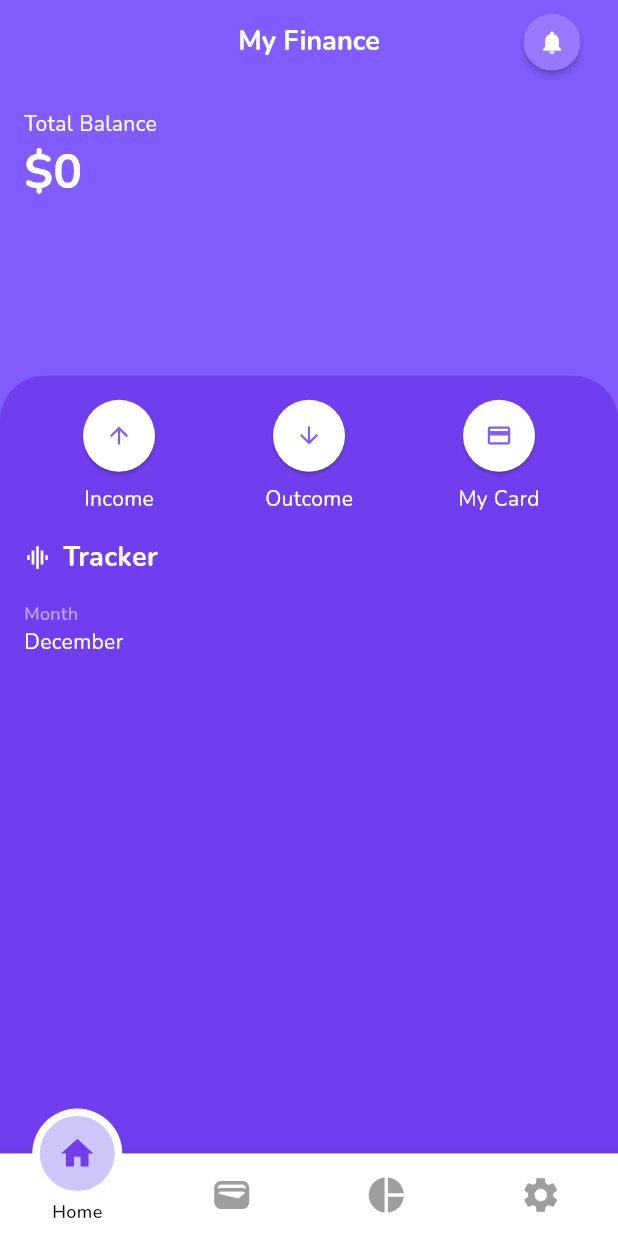
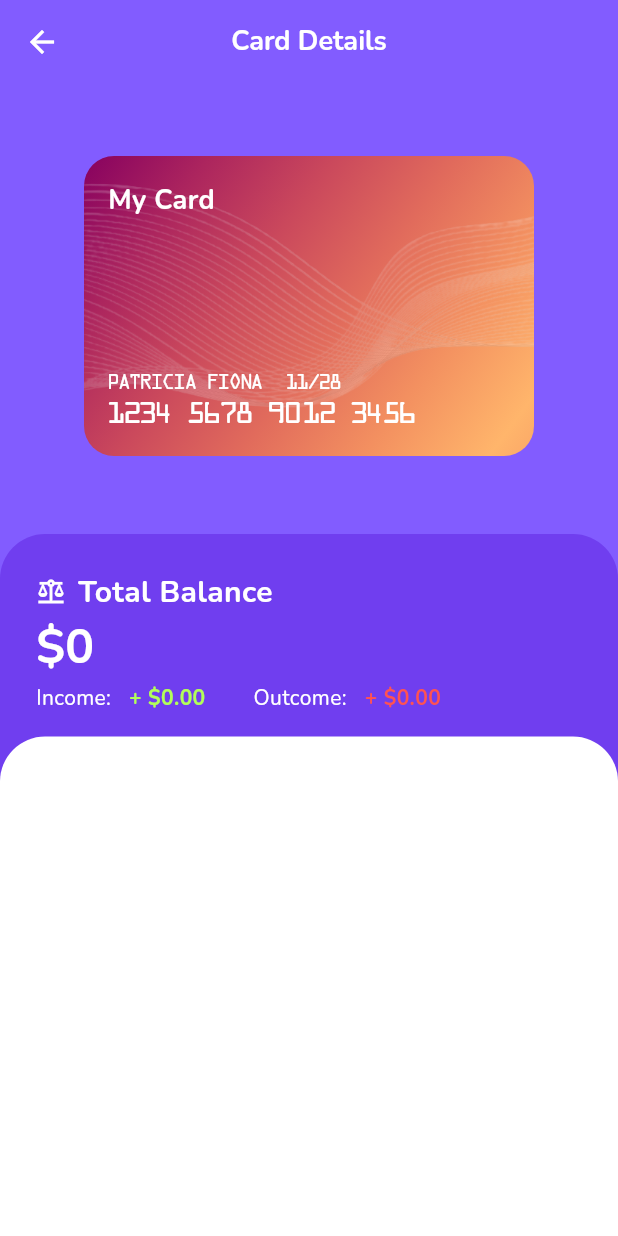
Before and after one commit to patriciafiona/Dicoding---Belajar-Membuat-Aplikasi-Flutter-untuk-Pemula, a Flutter app: the screen it shows after launch, after a tap on the "credit card" icon, on a phone screen of 412 x 824 dp. Run offline on Flutter 3.47's test engine with Material 3 defaults, Android fonts, the phone set to English and light mode, and no system bars; drawn by our look-alikes of motion_tab_bar_v2; our stand-ins replace lottie, page_transition, sqflite, syncfusion_flutter_datepicker; missing offline and left inert: dart:ffi; accounts and stored records are empty.

Commit message:
[Submission] Fixed add data success navigation, add page transition animation, add card detail UI (not finished yet)

```diff
--- /dev/null
+++ b/submission/assets/fonts/ocr-a/sharefonts.net.txt
@@ -0,0 +1 @@
+Free download fonts at http://sharefonts.net
--- a/submission/financial_app/lib/main.dart
+++ b/submission/financial_app/lib/main.dart
@@ -1,6 +1,7 @@
 import 'package:financial_app/ui/screen/main/MainScreen.dart';
 import 'package:financial_app/ui/screen/splash/SplashScreen.dart';
 import 'package:flutter/material.dart';
+import 'package:page_transition/page_transition.dart';
 
 void main() {
   runApp(const MyApp());
@@ -20,9 +21,6 @@ class MyApp extends StatelessWidget {
         fontFamily: 'Nunito',
       ),
       home: const SplashScreen(),
-      routes: {
-        "/main": (_) => const MainScreen(),
-      },
     );
   }
 }
--- a/submission/financial_app/lib/ui/screen/AddDataScreen/AddDataScreen.dart
+++ b/submission/financial_app/lib/ui/screen/addDataScreen/AddDataScreen.dart
@@ -1,11 +1,13 @@
 import 'dart:ffi';
 
 import 'package:financial_app/data/local/model/Finance.dart';
+import 'package:financial_app/ui/screen/main/MainScreen.dart';
 import 'package:financial_app/ui/widget/LottieAnimation.dart';
 import 'package:financial_app/ui/widget/TextWithIcon.dart';
 import 'package:flutter/foundation.dart';
 import 'package:flutter/material.dart';
 import 'package:intl/intl.dart';
+import 'package:page_transition/page_transition.dart';
 import 'package:syncfusion_flutter_datepicker/datepicker.dart';
 import '../../../data/local/sqlite_service.dart';
 import '../../../utils/CurrencyInputFormatter.dart';
@@ -29,7 +31,7 @@ class _AddDataScreenState extends State<AddDataScreen> {
   Widget build(BuildContext context) {
     return Scaffold(
       appBar: AppBar(
-        backgroundColor: purpleHoneycreeper,
+        backgroundColor: purplishBlue,
         centerTitle: true,
         iconTheme: const IconThemeData(
           color: Colors.white, //change your color here
@@ -38,12 +40,12 @@ class _AddDataScreenState extends State<AddDataScreen> {
           'Add Data',
           style: TextStyle(
               color: Colors.white,
-              fontSize: 24.0,
+              fontSize: 18.0,
               fontWeight: FontWeight.bold
           ),
         ),
       ),
-      body: isLoading ? LoadingContainer() : MainContent(type: widget.type, callback: (val) => setState(() => isLoading = val))
+      body: isLoading ? LoadingContainer() : MainContent(context: context, type: widget.type, callback: (val) => setState(() => isLoading = val))
     );
   }
 }
@@ -69,10 +71,11 @@ class LoadingContainer extends StatelessWidget {
 typedef void BoolCallback(bool val);
 
 class MainContent extends StatefulWidget {
+  final BuildContext context;
   final String type;
   final BoolCallback callback;
 
-  const MainContent({super.key, required this.type, required this.callback});
+  const MainContent({super.key, required this.type, required this.callback, required this.context});
 
   @override
   State<MainContent> createState() => _MainContentState();
@@ -131,7 +134,7 @@ class _MainContentState extends State<MainContent> {
           child: Image.asset(
             "assets/image/pattern_01.png",
             width: double.infinity,
-            height: 300,
+            height: 250,
             repeat: ImageRepeat.repeat,
             opacity: const AlwaysStoppedAnimation(.2),
           ),
@@ -143,7 +146,7 @@ class _MainContentState extends State<MainContent> {
             crossAxisAlignment: CrossAxisAlignment.start,
             children: [
               Expanded(
-                  flex: 2,
+                  flex: 3,
                   child: Container(
                     padding: const EdgeInsets.all(16.0),
                     child: Column(
@@ -169,7 +172,7 @@ class _MainContentState extends State<MainContent> {
                   )
               ),
               Expanded(
-                flex: 8,
+                flex: 7,
                 child: Container(
                   padding: const EdgeInsets.all(16.0),
                   width: double.infinity,
@@ -306,10 +309,12 @@ class _MainContentState extends State<MainContent> {
                                 await SqliteService.insertToDatabase(data);
 
                                 //Go to Home screen
-                                Future.delayed(const Duration(seconds: 2), () {
-                                  widget.callback(false);
-                                  Navigator.pop(context);
-                                });
+                                await Future.delayed(const Duration(milliseconds: 1500));
+                                widget.callback(false);
+                                await Navigator.push(
+                                    widget.context,
+                                    PageTransition(type: PageTransitionType.fade, child: MainScreen())
+                                );
                               },
                               child: const Text('Submit'),
                             ),
--- /dev/null
+++ b/submission/financial_app/lib/ui/screen/cardDetail/CardDetailScreen.dart
@@ -0,0 +1,223 @@
+import 'package:flutter/material.dart';
+
+import '../../../utils/CustomColors.dart';
+import '../../widget/TextWithIcon.dart';
+
+class CardDetailScreen extends StatelessWidget {
+  const CardDetailScreen({super.key});
+
+  @override
+  Widget build(BuildContext context) {
+    return Scaffold(
+      appBar: AppBar(
+        backgroundColor: purpleHoneycreeper,
+        centerTitle: true,
+        iconTheme: const IconThemeData(
+          color: Colors.white, //change your color here
+        ),
+        title: const Text(
+          'Card Details',
+          style: TextStyle(
+              color: Colors.white,
+              fontSize: 18.0,
+              fontWeight: FontWeight.bold
+          ),
+        ),
+      ),
+      backgroundColor: purpleHoneycreeper,
+      body: SizedBox(
+        width: double.infinity,
+        height: double.infinity,
+        child: Column(
+          mainAxisAlignment: MainAxisAlignment.start,
+          crossAxisAlignment: CrossAxisAlignment.center,
+          children: [
+            Padding(
+              padding: const EdgeInsets.only(top: 48),
+              child: Container(
+                decoration: const BoxDecoration(
+                  borderRadius: BorderRadius.all(
+                      Radius.circular(20)
+                  ),
+                  gradient: LinearGradient(
+                    begin: Alignment.topLeft,
+                    end: Alignment(0.8, 1),
+                    colors: <Color>[
+                      Color(0xff870160),
+                      Color(0xffac255e),
+                      Color(0xffca485c),
+                      Color(0xffe16b5c),
+                      Color(0xfff39060),
+                      Color(0xffffb56b),
+                    ], // Gradient from https://learnui.design/tools/gradient-generator.html
+                    tileMode: TileMode.mirror,
+                  ),
+                ),
+                child: Stack(
+                  children: [
+                    Image.asset(
+                      "assets/image/abstract_line.png",
+                      width: 300,
+                      height: 200,
+                      opacity: const AlwaysStoppedAnimation(.2),
+                    ),
+                    Container(
+                      width: 300,
+                      height: 200,
+                      padding: const EdgeInsets.all(16.0),
+                      child: Column(
+                        mainAxisAlignment: MainAxisAlignment.start,
+                        crossAxisAlignment: CrossAxisAlignment.start,
+                        children: [
+                          const Text(
+                            "My Card",
+                            style: TextStyle(
+                                color: Colors.white,
+                                fontSize: 18,
+                                fontWeight: FontWeight.bold
+                            ),
+                          ),
+                          const Spacer(),
+                          Row(
+                            children: [
+                              Text(
+                                "PATRICIA FIONA",
+                                style: TextStyle(
+                                    color: Colors.white,
+                                    fontSize: 12,
+                                    fontFamily: "OCR-A"
+                                ),
+                              ),
+                              Padding(
+                                padding: EdgeInsets.only(left: 16),
+                                child: Text(
+                                  "11/28",
+                                  style: TextStyle(
+                                      color: Colors.white,
+                                      fontSize: 12,
+                                      fontFamily: "OCR-A"
+                                  ),
+                                ),
+                              ),
+                            ],
+                          ),
+                          Text(
+                            "1234 5678 9012 3456",
+                            style: TextStyle(
+                                color: Colors.white,
+                                fontSize: 18,
+                                fontFamily: "OCR-A"
+                            ),
+                          ),
+                        ],
+                      ),
+                    )
+                  ],
+                ),
+              ),
+            ),
+            Spacer(),
+            Expanded(
+            flex: 9,
+            child: Container(
+              width: double.infinity,
+              decoration: BoxDecoration(
+                color: purplishBlue,
+                borderRadius: const BorderRadius.only(
+                  topLeft: Radius.circular(30),
+                  topRight: Radius.circular(30)
+                )
+              ),
+              child: Column(
+                crossAxisAlignment: CrossAxisAlignment.start,
+                children: [
+                  Container(
+                    padding: const EdgeInsets.only(top: 24, left: 24, right: 24, bottom: 16),
+                    child: Column(
+                      crossAxisAlignment: CrossAxisAlignment.start,
+                      children: [
+                        TextWithIcon(
+                            icon: Icons.balance,
+                            iconColor: Colors.white,
+                            text: "Total Balance",
+                            textSize: 20,
+                            textColor: Colors.white
+                        ),
+                        Text(
+                          "\$0",
+                          style: TextStyle(
+                              color: Colors.white,
+                              fontSize: 32,
+                              fontWeight: FontWeight.bold
+                          ),
+                        ),
+                        Row(
+                          children: [
+                            Text(
+                              "Income: ",
+                              style: TextStyle(
+                                color: Colors.white,
+                                fontSize: 14,
+                              ),
+                            ),
+                            const SizedBox(width: 8),
+                            Text(
+                              "+ \$0.00",
+                              style: TextStyle(
+                                  color: Colors.lightGreenAccent,
+                                  fontSize: 14,
+                                  fontWeight: FontWeight.bold
+                              ),
+                            ),
+                            const SizedBox(width: 32),
+                            Text(
+                              "Outcome: ",
+                              style: TextStyle(
+                                color: Colors.white,
+                                fontSize: 14,
+                              ),
+                            ),
+                            const SizedBox(width: 8),
+                            Text(
+                              "+ \$0.00",
+                              style: TextStyle(
+                                  color: Colors.redAccent,
+                                  fontSize: 14,
+                                  fontWeight: FontWeight.bold
+                              ),
+                            ),
+                          ],
+                        ),
+                      ],
+                    ),
+                  ),
+                  Expanded(
+                    child: Container(
+                      width: double.infinity,
+                      decoration: BoxDecoration(
+                          color: Colors.white,
+                          borderRadius: const BorderRadius.only(
+                              topLeft: Radius.circular(30),
+                              topRight: Radius.circular(30)
+                          )
+                      ),
+                      child: Padding(
+                        padding: const EdgeInsets.all(16.0),
+                        child: Column(
+                          children: [
+
+                          ],
+                        ),
+                      ),
+                    ),
+                  ),
+                ],
+              ),
+              ),
+            ),
+          ],
+        ),
+      ),
+    );
+  }
+}
--- a/submission/financial_app/lib/ui/screen/main/HomeTabScreen/HomeTabScreen.dart
+++ b/submission/financial_app/lib/ui/screen/main/HomeTabScreen/HomeTabScreen.dart
@@ -1,7 +1,9 @@
 import 'package:financial_app/ui/screen/AddDataScreen/AddDataScreen.dart';
+import 'package:financial_app/ui/screen/cardDetail/CardDetailScreen.dart';
 import 'package:financial_app/ui/widget/RoundedButtonWithText.dart';
 import 'package:financial_app/utils/Utils.dart';
 import 'package:flutter/material.dart';
+import 'package:page_transition/page_transition.dart';
 import '../../../../utils/CustomColors.dart';
 import '../../../widget/TextWithIcon.dart';
 
@@ -71,9 +73,14 @@ class _HomeTabScreenState extends State<HomeTabScreen> {
                           buttonColor: Colors.white,
                           iconColor: purpleHoneycreeper,
                           onPressAction: () {
-                            Navigator.push(context, MaterialPageRoute(builder: (context) {
-                              return const AddDataScreen(type: "income");
-                            }));
+                            Navigator.push(
+                                context,
+                                PageTransition(
+                                    type: PageTransitionType.scale,
+                                    alignment: Alignment.bottomCenter,
+                                    child: const AddDataScreen(type: "income")
+                                )
+                            );
                           }
                       ),
                       RoundedButtonWithText(
@@ -83,9 +90,14 @@ class _HomeTabScreenState extends State<HomeTabScreen> {
                           buttonColor: Colors.white,
                           iconColor: purpleHoneycreeper,
                           onPressAction: () {
-                            Navigator.push(context, MaterialPageRoute(builder: (context) {
-                              return const AddDataScreen(type: "outcome");
-                            }));
+                            Navigator.push(
+                              context,
+                                PageTransition(
+                                    type: PageTransitionType.scale,
+                                    alignment: Alignment.bottomCenter,
+                                    child: const AddDataScreen(type: "outcome")
+                                )
+                            );
                           }
                       ),
                       RoundedButtonWithText(
@@ -94,7 +106,16 @@ class _HomeTabScreenState extends State<HomeTabScreen> {
                           textColor: Colors.white,
                           buttonColor: Colors.white,
                           iconColor: purpleHoneycreeper,
-                          onPressAction: () {}
+                          onPressAction: () {
+                            Navigator.push(
+                                context,
+                                PageTransition(
+                                    type: PageTransitionType.scale,
+                                    alignment: Alignment.bottomCenter,
+                                    child: const CardDetailScreen()
+                                )
+                            );
+                          }
                       ),
                     ],
                   ),
--- a/submission/financial_app/lib/ui/screen/splash/SplashScreen.dart
+++ b/submission/financial_app/lib/ui/screen/splash/SplashScreen.dart
@@ -1,6 +1,8 @@
+import 'package:financial_app/ui/screen/main/MainScreen.dart';
 import 'package:flutter/material.dart';
-import '../../../utils/CustomColors.dart';
 import 'dart:async';
+
+import 'package:page_transition/page_transition.dart';
 
 class SplashScreen extends StatelessWidget {
   const SplashScreen({super.key});
@@ -9,7 +11,7 @@ class SplashScreen extends StatelessWidget {
   Widget build(BuildContext context) {
 
     Future.delayed(const Duration(seconds: 3), () {
-      Navigator.pushReplacementNamed(context, "/main");
+      Navigator.pushReplacement(context, PageTransition(type: PageTransitionType.fade, child: const MainScreen()));
     });
 
     return const Scaffold(
--- a/submission/financial_app/pubspec.yaml
+++ b/submission/financial_app/pubspec.yaml
@@ -16,6 +16,7 @@ dependencies:
   intl: ^0.18.0
   sqflite: ^2.3.0
   syncfusion_flutter_datepicker: ^23.2.7
+  page_transition: "^2.1.0"
 
 dev_dependencies:
   flutter_test:
@@ -52,6 +53,9 @@ flutter:
           weight: 600
         - asset: assets/fonts/Nunito-Bold.ttf
           weight: 700
+    - family: "OCR-A"
+      fonts:
+        - asset: assets/fonts/OCR_A_Regular.ttf
 
 
   # To add assets to your application, add an assets section, like this:
```
Also changed, not shown: submission/assets/fonts/ocr-a/OCR-A Regular.ttf (added), submission/assets/fonts/ocr-a/OCR-A.ttf (added), submission/assets/fonts/ocr-a/OCR-ABT.ttf (added), submission/assets/fonts/ocr-a/ocr-a bt.ttf (added), submission/assets/fonts/ocr-a/ocr-aregular.ttf (added), submission/financial_app/assets/fonts/OCR_A_Regular.ttf (added), submission/financial_app/pubspec.lock.
